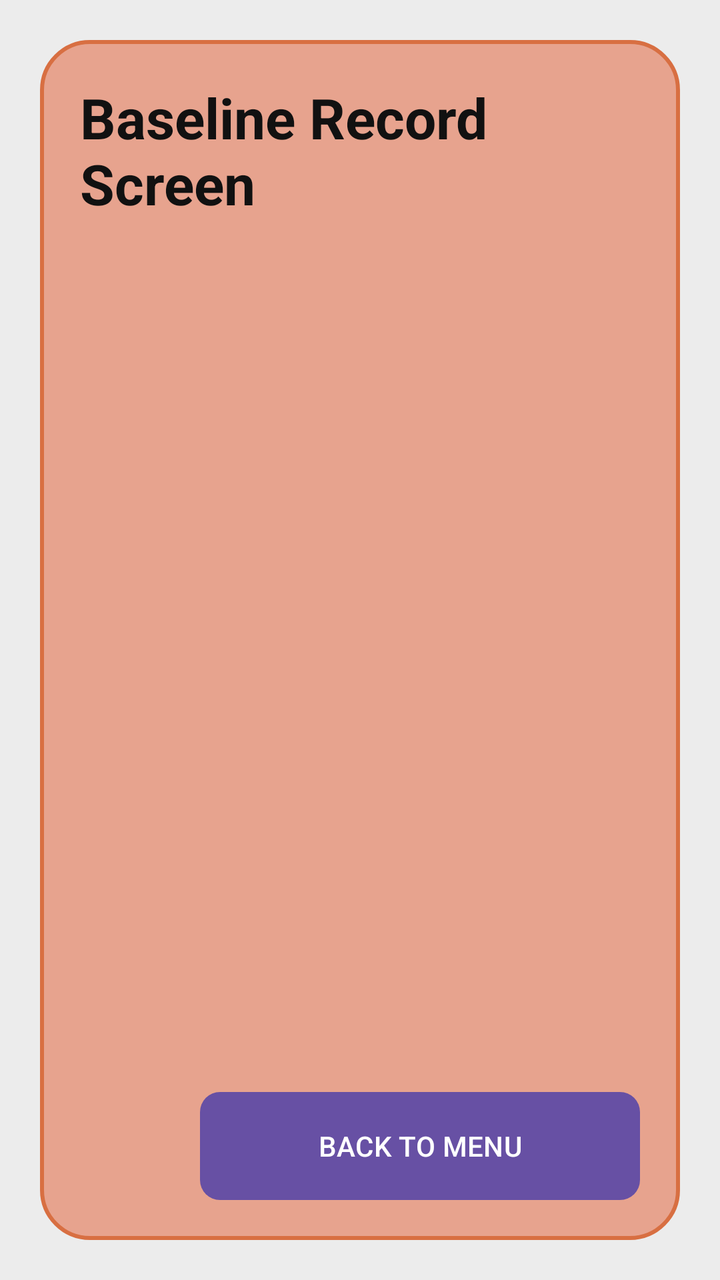
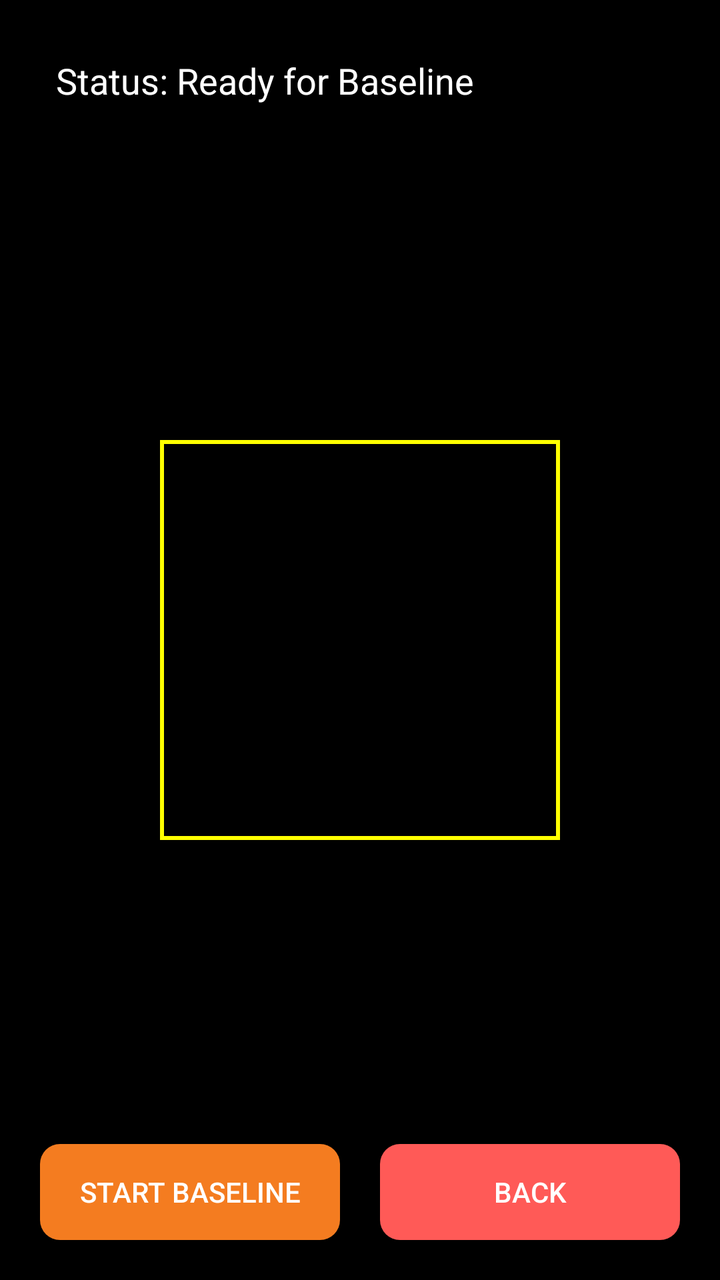

Compare the two renders of this Android layout. The source of the first and the diff that turns it into the second are given below.
<!-- AndroidManifest.xml: application theme Theme.FlaCo -->
<!-- res/layout/activity_baseline.xml -->
<?xml version="1.0" encoding="utf-8"?>
<FrameLayout xmlns:android="http://schemas.android.com/apk/res/android"
    android:layout_width="match_parent"
    android:layout_height="match_parent"
    android:background="#ECECEC"
    android:padding="20dp">

    <LinearLayout
        android:layout_width="match_parent"
        android:layout_height="match_parent"
        android:background="@drawable/bg_screen_panel"
        android:orientation="vertical"
        android:padding="20dp">

        <TextView
            android:layout_width="wrap_content"
            android:layout_height="wrap_content"
            android:text="Baseline Record Screen"
            android:textColor="@color/text_dark"
            android:textSize="28sp"
            android:textStyle="bold" />

        <Space
            android:layout_width="match_parent"
            android:layout_height="0dp"
            android:layout_weight="1" />

        <Button
            android:id="@+id/btnBackBaseline"
            android:layout_width="220dp"
            android:layout_height="54dp"
            android:layout_gravity="end"
            android:background="@drawable/bg_button_red"
            android:text="BACK TO MENU"
            android:textAllCaps="false"
            android:textColor="@color/white" />
    </LinearLayout>
</FrameLayout>
<!-- resources referenced by this layout -->
<resources>
  <color name="text_dark">#111111</color>
  <color name="white">#FFFFFF</color>
  <!-- drawable bg_button_red (drawable) -->
  <?xml version="1.0" encoding="utf-8"?>
  <shape xmlns:android="http://schemas.android.com/apk/res/android">
      <solid android:color="@color/btn_red" />
      <corners android:radius="10dp" />
  </shape>
  <!-- drawable bg_screen_panel (drawable) -->
  <?xml version="1.0" encoding="utf-8"?>
  <shape xmlns:android="http://schemas.android.com/apk/res/android">
      <solid android:color="@color/mockup_bg" />
      <stroke
          android:width="2dp"
          android:color="@color/panel_border" />
      <corners android:radius="24dp" />
  </shape>
  <style name="Theme.FlaCo" parent="Theme.Material3.DayNight.NoActionBar">
          <item name="android:statusBarColor">@android:color/transparent</item>
          <item name="android:windowLightStatusBar">true</item>
      </style>
  <color name="btn_red">#FF5A57</color>
  <color name="mockup_bg">#E7A38E</color>
  <color name="panel_border">#D86F42</color>
</resources>

<!-- the commit's change to res/layout/activity_baseline.xml (unified diff, before → after) -->
@@ -2,37 +2,64 @@
 <FrameLayout xmlns:android="http://schemas.android.com/apk/res/android"
     android:layout_width="match_parent"
     android:layout_height="match_parent"
-    android:background="#ECECEC"
-    android:padding="20dp">
+    android:background="#000000">
 
-    <LinearLayout
+    
+    <TextureView
+        android:id="@+id/cameraTextureView"
+        android:layout_width="match_parent"
+        android:layout_height="match_parent" />
+
+    
+    <View
+        android:id="@+id/roiOverlay"
+        android:layout_width="200dp"
+        android:layout_height="200dp"
+        android:layout_gravity="center"
+        android:background="@drawable/bg_roi_frame" />
+
+    
+    <RelativeLayout
         android:layout_width="match_parent"
         android:layout_height="match_parent"
-        android:background="@drawable/bg_screen_panel"
-        android:orientation="vertical"
         android:padding="20dp">
 
         <TextView
+            android:id="@+id/tvStatus"
             android:layout_width="wrap_content"
             android:layout_height="wrap_content"
-            android:text="Baseline Record Screen"
-            android:textColor="@color/text_dark"
-            android:textSize="28sp"
-            android:textStyle="bold" />
+            android:text="Status: Ready for Baseline"
+            android:textColor="#FFFFFF"
+            android:textSize="18sp"
+            android:background="#80000000"
+            android:padding="8dp"/>
 
-        <Space
-            android:layout_width="match_parent"
-            android:layout_height="0dp"
-            android:layout_weight="1" />
+        <LinearLayout
+            android:layout_width="wrap_content"
+            android:layout_height="wrap_content"
+            android:layout_alignParentBottom="true"
+            android:layout_centerHorizontal="true"
+            android:orientation="horizontal">
 
-        <Button
-            android:id="@+id/btnBackBaseline"
-            android:layout_width="220dp"
-            android:layout_height="54dp"
-            android:layout_gravity="end"
-            android:background="@drawable/bg_button_red"
-            android:text="BACK TO MENU"
-            android:textAllCaps="false"
-            android:textColor="@color/white" />
-    </LinearLayout>
+            <Button
+                android:id="@+id/btnStartRecord"
+                android:layout_width="150dp"
+                android:layout_height="wrap_content"
+                android:background="@drawable/bg_button_orange"
+                android:text="START BASELINE"
+                android:textColor="#FFFFFF" />
+
+            <Space
+                android:layout_width="20dp"
+                android:layout_height="wrap_content" />
+
+            <Button
+                android:id="@+id/btnBackBaseline"
+                android:layout_width="150dp"
+                android:layout_height="wrap_content"
+                android:background="@drawable/bg_button_red"
+                android:text="BACK"
+                android:textColor="#FFFFFF" />
+        </LinearLayout>
+    </RelativeLayout>
 </FrameLayout>
<!-- resource entries referenced after the edit -->
@@ -1,28 +1,31 @@
 <!-- resources referenced by this layout -->
 <resources>
-  <color name="text_dark">#111111</color>
-  <color name="white">#FFFFFF</color>
+  <!-- drawable bg_button_orange (drawable) -->
+  <?xml version="1.0" encoding="utf-8"?>
+  <shape xmlns:android="http://schemas.android.com/apk/res/android">
+      <solid android:color="@color/btn_orange" />
+      <corners android:radius="10dp" />
+  </shape>
   <!-- drawable bg_button_red (drawable) -->
   <?xml version="1.0" encoding="utf-8"?>
   <shape xmlns:android="http://schemas.android.com/apk/res/android">
       <solid android:color="@color/btn_red" />
       <corners android:radius="10dp" />
   </shape>
-  <!-- drawable bg_screen_panel (drawable) -->
+  <!-- drawable bg_roi_frame (drawable) -->
   <?xml version="1.0" encoding="utf-8"?>
   <shape xmlns:android="http://schemas.android.com/apk/res/android">
-      <solid android:color="@color/mockup_bg" />
       <stroke
           android:width="2dp"
-          android:color="@color/panel_border" />
-      <corners android:radius="24dp" />
+          android:color="#FFFF00" /> 
+      <solid android:color="#00000000" />
   </shape>
-  <style name="Theme.FlaCo" parent="Theme.Material3.DayNight.NoActionBar">
-          <item name="android:statusBarColor">@android:color/transparent</item>
-          <item name="android:windowLightStatusBar">true</item>
+  <style name="Theme.FlaCo" parent="Theme.AppCompat.Light.NoActionBar">
+          
+          <item name="android:statusBarColor">?attr/colorPrimary</item>
+          
       </style>
+  <color name="btn_orange">#F47C20</color>
   <color name="btn_red">#FF5A57</color>
-  <color name="mockup_bg">#E7A38E</color>
-  <color name="panel_border">#D86F42</color>
 </resources>
 
